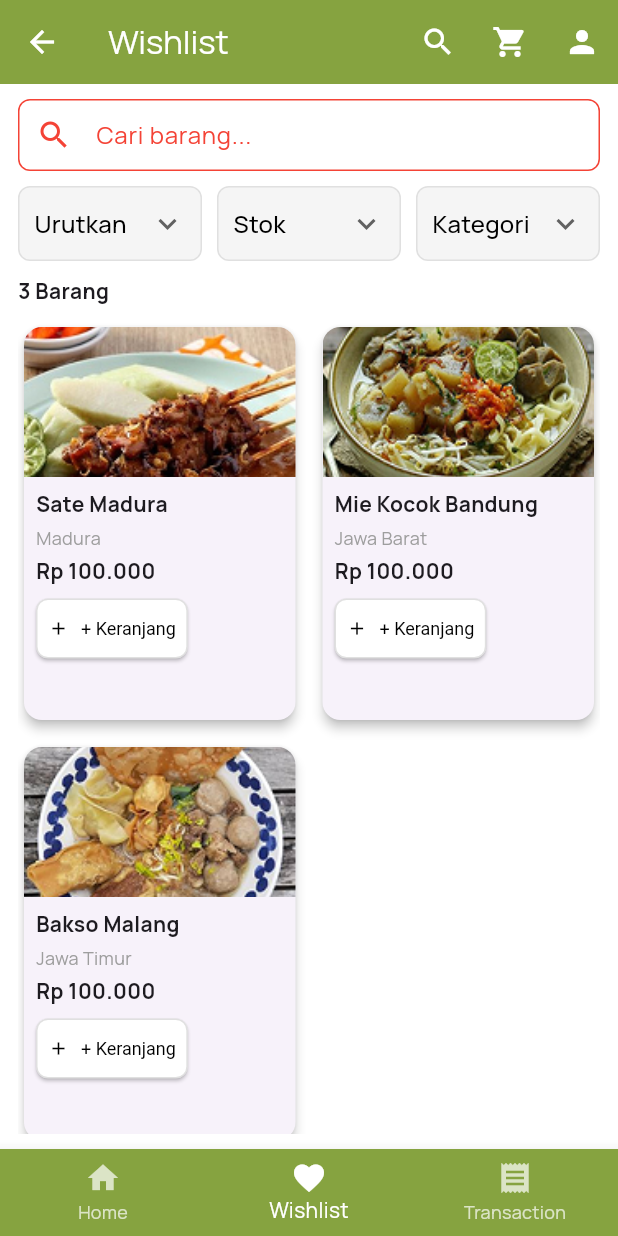
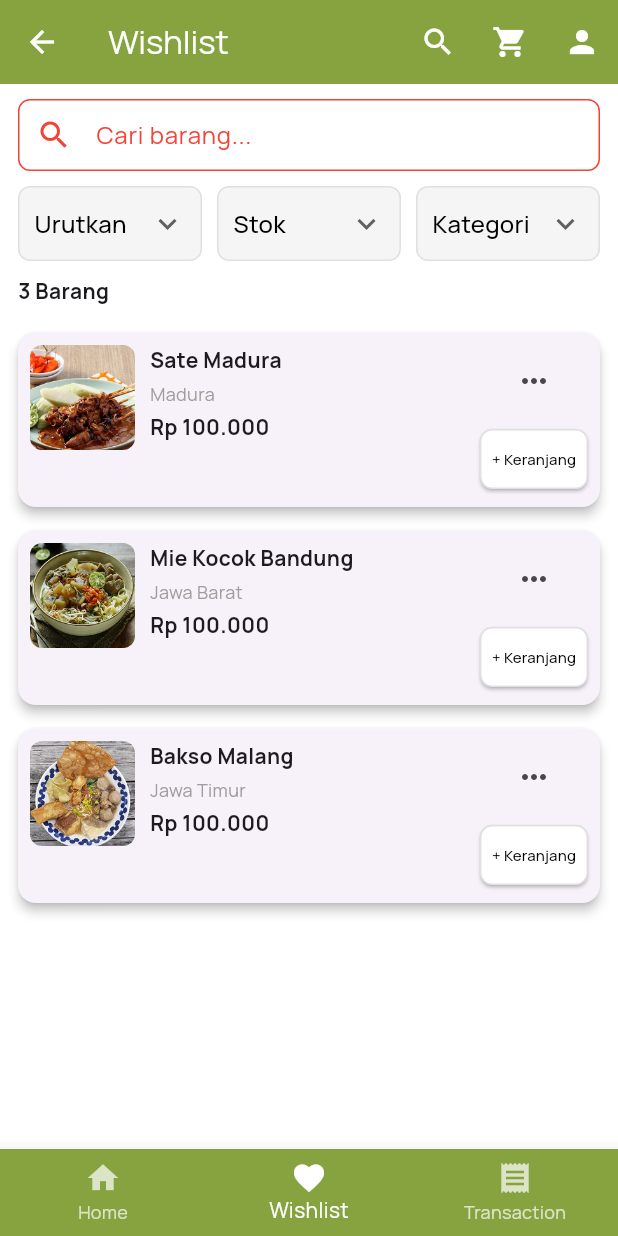
Before and after one commit to carizsm/Nustaka, a Flutter app: the WishlistPage screen opened directly, on a phone screen of 412 x 824 dp. Run offline on Flutter 3.47's test engine with Material 3 defaults, Android fonts, the phone set to English and light mode, and no system bars.

Commit message:
update wishlist

```diff
--- a/lib/screens/wishlist_page.dart
+++ b/lib/screens/wishlist_page.dart
@@ -2,6 +2,72 @@ import 'package:flutter/material.dart';
 
 class WishlistPage extends StatelessWidget {
   const WishlistPage({super.key});
+
+  void _showBottomSheet(BuildContext context) {
+    showModalBottomSheet(
+      context: context,
+      shape: RoundedRectangleBorder(
+        borderRadius: BorderRadius.vertical(top: Radius.circular(16)),
+      ),
+      builder: (context) {
+        return Padding(
+          padding: const EdgeInsets.all(16),
+          child: Column(
+            mainAxisSize: MainAxisSize.min,
+            children: [
+              _bottomSheetItem(Icons.category, 'Lihat Barang Serupa'),
+              _bottomSheetItem(Icons.store, 'Lihat Toko'),
+              _bottomSheetItem(Icons.share, 'Bagikan Link Barang'),
+              _bottomSheetItem(Icons.bookmark, 'Simpan ke Koleksi'),
+              Divider(),
+              _bottomSheetItem(Icons.delete, 'Hapus', isDestructive: true),
+            ],
+          ),
+        );
+      },
+    );
+  }
+
+  Widget _bottomSheetItem(IconData icon, String text, {bool isDestructive = false}) {
+    return ListTile(
+      leading: Icon(icon, color: isDestructive ? Colors.red : Colors.black),
+      title: Text(
+        text,
+        style: TextStyle(color: isDestructive ? Colors.red : Colors.black),
+      ),
+      onTap: () {
+        // Bisa kasih fungsi masing-masing kalau mau
+      },
+    );
+  }
+
+  void _showSuccessPopup(BuildContext context) {
+    showDialog(
+      context: context,
+      builder: (_) => Dialog(
+        shape: RoundedRectangleBorder(borderRadius: BorderRadius.circular(12)),
+        child: Padding(
+          padding: const EdgeInsets.all(20),
+          child: Column(
+            mainAxisSize: MainAxisSize.min,
+            children: const [
+              Icon(Icons.shopping_cart_checkout, size: 48, color: Colors.green),
+              SizedBox(height: 10),
+              Text(
+                'Item Berhasil Ditambahkan!',
+                style: TextStyle(fontWeight: FontWeight.bold),
+              ),
+            ],
+          ),
+        ),
+      ),
+    );
+
+    // Biar dialognya hilang otomatis setelah 1.5 detik
+    Future.delayed(const Duration(milliseconds: 1500), () {
+      Navigator.of(context, rootNavigator: true).pop();
+    });
+  }
 
   @override
   Widget build(BuildContext context) {
@@ -48,25 +114,21 @@ class WishlistPage extends StatelessWidget {
             ),
             const SizedBox(height: 10),
             Expanded(
-              child: GridView.count(
-                crossAxisCount: 2,
-                childAspectRatio: 0.7,
-                crossAxisSpacing: 10,
-                mainAxisSpacing: 10,
+              child: ListView(
                 children: [
-                  _buildWishlistCard(
+                  _buildWishlistCard(context,
                     title: 'Sate Madura',
                     location: 'Madura',
                     price: 'Rp 100.000',
                     image: 'assets/images/sate_madura.png',
                   ),
-                  _buildWishlistCard(
+                  _buildWishlistCard(context,
                     title: 'Mie Kocok Bandung',
                     location: 'Jawa Barat',
                     price: 'Rp 100.000',
                     image: 'assets/images/mie_kocok.png',
                   ),
-                  _buildWishlistCard(
+                  _buildWishlistCard(context,
                     title: 'Bakso Malang',
                     location: 'Jawa Timur',
                     price: 'Rp 100.000',
@@ -156,29 +218,32 @@ class WishlistPage extends StatelessWidget {
     );
   }
 
-  Widget _buildWishlistCard({
+  Widget _buildWishlistCard(BuildContext context, {
     required String title,
     required String location,
     required String price,
     required String image,
   }) {
     return Card(
+      margin: const EdgeInsets.symmetric(vertical: 8),
       shape: RoundedRectangleBorder(borderRadius: BorderRadius.circular(12)),
       elevation: 3,
-      child: Column(
+      child: Padding(
+        padding: const EdgeInsets.all(8),
+        child: Row(
           crossAxisAlignment: CrossAxisAlignment.start,
           children: [
             ClipRRect(
-            borderRadius: const BorderRadius.vertical(top: Radius.circular(12)),
+              borderRadius: BorderRadius.circular(8),
               child: Image.asset(
                 image,
-              height: 100,
-              width: double.infinity,
+                width: 70,
+                height: 70,
                 fit: BoxFit.cover,
               ),
             ),
-          Padding(
-            padding: const EdgeInsets.all(8),
+            const SizedBox(width: 10),
+            Expanded(
               child: Column(
                 crossAxisAlignment: CrossAxisAlignment.start,
                 children: [
@@ -187,27 +252,32 @@ class WishlistPage extends StatelessWidget {
                   Text(location, style: const TextStyle(color: Colors.grey, fontSize: 12)),
                   const SizedBox(height: 4),
                   Text(price, style: const TextStyle(fontWeight: FontWeight.bold)),
+                ],
+              ),
+            ),
+            Column(
+              children: [
+                IconButton(
+                  icon: const Icon(Icons.more_horiz),
+                  onPressed: () => _showBottomSheet(context),
+                ),
                 const SizedBox(height: 4),
-                ElevatedButton.icon(
-                  onPressed: () {},
-                  icon: const Icon(Icons.add, size: 14),
-                  label: const Text('+ Keranjang'),
+                ElevatedButton(
+                  onPressed: () => _showSuccessPopup(context),
+                  child: const Text('+ Keranjang', style: TextStyle(fontSize: 10)),
                   style: ElevatedButton.styleFrom(
                     backgroundColor: Colors.white,
                     foregroundColor: Colors.black,
                     elevation: 1,
-                    shape: RoundedRectangleBorder(
-                      borderRadius: BorderRadius.circular(8),
                     side: const BorderSide(color: Colors.black12),
-                    ),
-                    padding: const EdgeInsets.symmetric(vertical: 6, horizontal: 8),
-                    textStyle: const TextStyle(fontSize: 12),
+                    shape: RoundedRectangleBorder(borderRadius: BorderRadius.circular(8)),
+                    padding: const EdgeInsets.symmetric(horizontal: 8, vertical: 4),
                   ),
                 ),
               ],
             ),
+          ],
         ),
-        ],
       ),
     );
   }
```
Lines whose indentation alone changed are shown as unchanged.
